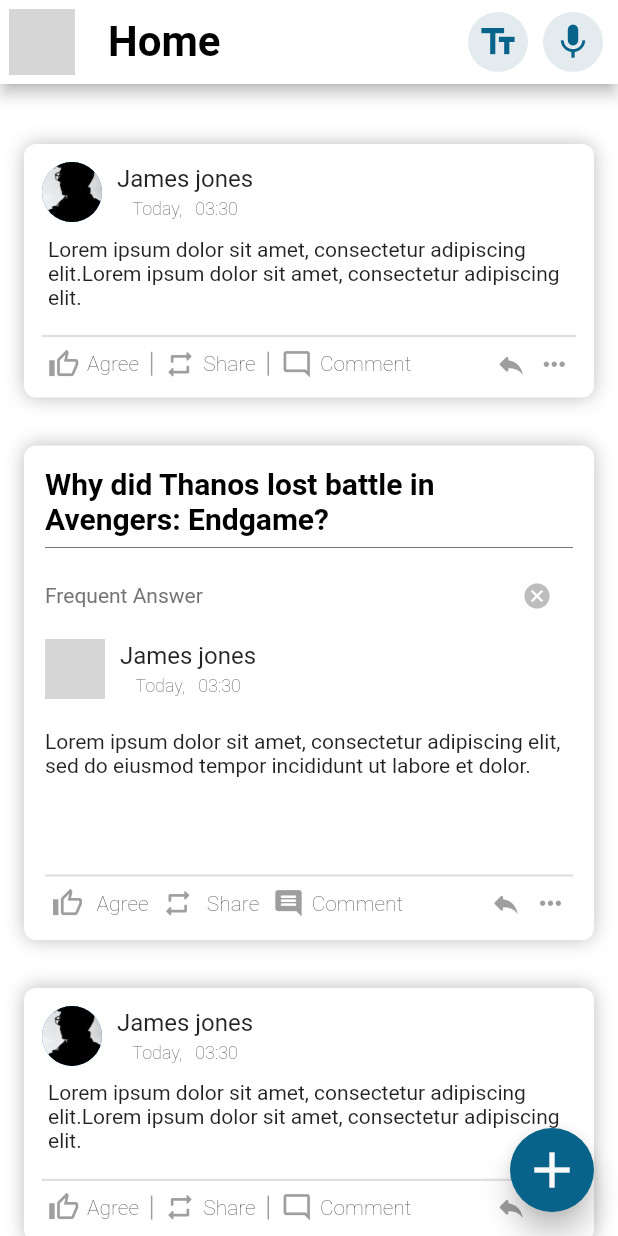
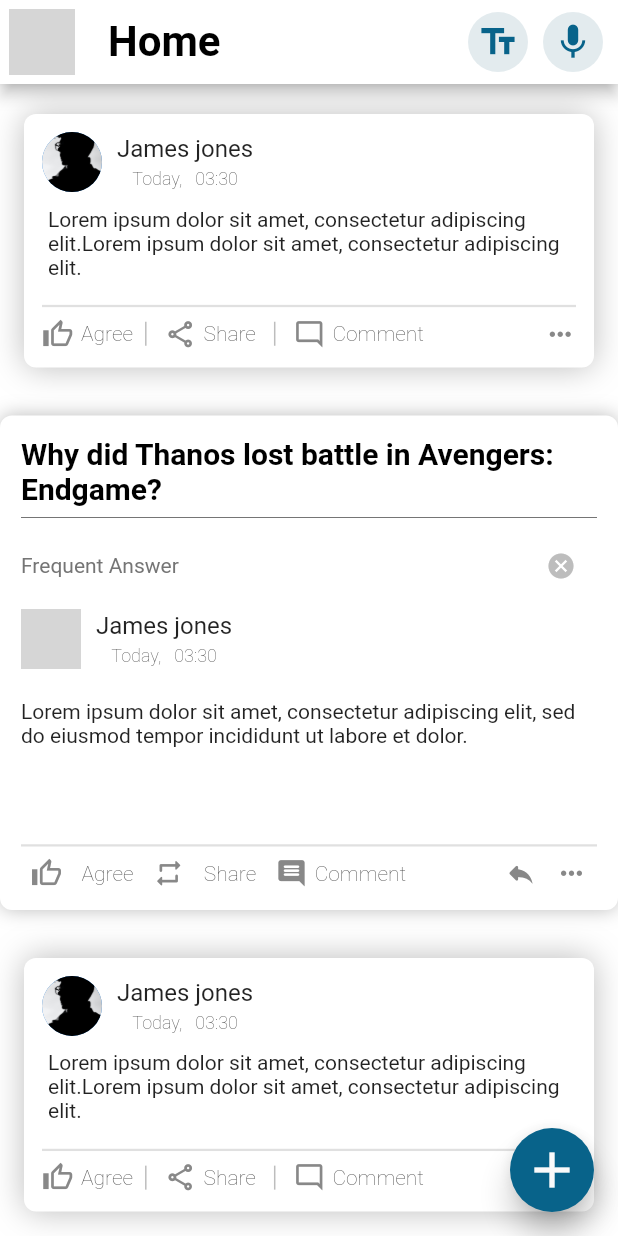
Before and after one commit to mohanedsayed/Graduation-Project101, a Flutter app: the LandingPage screen opened directly, after a tap on "Agree", on a phone screen of 412 x 824 dp. Run offline on Flutter 3.47's test engine with Material 2 defaults, Android fonts, the phone set to English and light mode, and no system bars; drawn by our look-alikes of flutter_speed_dial; our stand-ins replace avatar_glow, flutter_feather_icons, flutter_tts, image_picker, speech_to_text; network calls fail; grey boxes are pictures that could not be loaded.

Commit message:
finished profile and drawer

```diff
--- a/lib/constants/colors.dart
+++ b/lib/constants/colors.dart
@@ -3,3 +3,7 @@ import 'package:flutter/material.dart';
 const Color primaryColor = Color(0xFF08638A);
 const Color iconBackgroundColor = Color(0xFFE3EBEE);
 const Color fadedTextColor = Color(0xFF888888);
+const Color iconColor = Color(0xFF888888);
+const Color fadedTextColor2 = Color(0xFF707070);
+const Color backgroundColor = Color(0xFFF9F9F9);
+const Color shadowColor = Color(0xFF0000000F);
--- a/lib/views/landing_page.dart
+++ b/lib/views/landing_page.dart
@@ -254,7 +254,7 @@ class _LandingPageState extends State<LandingPage> {
               PostContainer(),
               PostContainer(),
             ],
-            padding: EdgeInsets.only(top: 20, left: 16, right: 16),
+            // padding: EdgeInsets.only(top: 20, left: 16, right: 16),
           ),
         );
       }),
--- a/lib/widgets/navigation_drawer.dart
+++ b/lib/widgets/navigation_drawer.dart
@@ -1,5 +1,6 @@
 import 'package:flutter/material.dart';
 import 'package:graduation_project101/constants/colors.dart';
+import 'package:graduation_project101/views/profile.dart';
 
 class NavigationDrawerWidget extends StatelessWidget {
   @override
@@ -56,12 +57,46 @@ class DrawerContainer extends StatelessWidget {
                 ),
               ),
               Container(
-                color: Color(0xFFF9F9F9),
+                color: backgroundColor,
                 child: Column(
                   children: [
-                    DrawerTile(
-                      icon: Icons.person_outline,
-                      text: 'Profile',
+                    GestureDetector(
+                      onTap: () {
+                        Navigator.pop(context);
+                        Navigator.push(
+                          context,
+                          MaterialPageRoute(
+                            builder: (context) => Profile(),
+                          ),
+                        );
+                      },
+                      child: Container(
+                        margin:
+                            EdgeInsets.symmetric(vertical: 12, horizontal: 25),
+                        decoration: BoxDecoration(
+                            boxShadow: [
+                              BoxShadow(
+                                blurRadius: 0.1,
+                                spreadRadius: 0.2,
+                                color: Colors.grey,
+                              )
+                            ],
+                            color: Colors.white,
+                            borderRadius: BorderRadius.circular(12)),
+                        padding:
+                            EdgeInsets.symmetric(horizontal: 20, vertical: 12),
+                        child: Row(
+                          children: [
+                            Icon(Icons.person_outline),
+                            SizedBox(
+                              width: 8,
+                            ),
+                            Text(
+                              'Profile',
+                            )
+                          ],
+                        ),
+                      ),
                     ),
                     Divider(
                       thickness: 1,
@@ -102,7 +137,7 @@ class DrawerContainer extends StatelessWidget {
                     ),
                     DrawerTile(
                       text: 'Settings',
-                      icon: Icons.settings,
+                      icon: Icons.settings_outlined,
                     ),
                     Container(
                       margin: EdgeInsets.only(
@@ -161,177 +196,13 @@ class DrawerContainer extends StatelessWidget {
         ),
       ],
     );
-
-    // return Container(
-    //   color: Colors.white,
-    //   child: Column(
-    //     children: [
-    //       Container(
-    //         height: MediaQuery.of(context).size.height * 0.25,
-    //         width: MediaQuery.of(context).size.width,
-    //         color: Colors.purple[900],
-    //         child: Stack(
-    //           children: [
-    //             Positioned(
-    //               top: 10.0,
-    //               left: 20.0,
-    //               child: CircleAvatar(
-    //                 backgroundImage: NetworkImage(
-    //                     'https://www.diethelmtravel.com/wp-content/uploads/2016/04/bill-gates-wealthiest-person.jpg'),
-    //                 radius: 50,
-    //               ),
-    //             ),
-    //             Positioned(
-    //               child: Text(
-    //                 'Bill Getes',
-    //                 style: TextStyle(
-    //                     fontSize: 20.0,
-    //                     fontWeight: FontWeight.w400,
-    //                     fontStyle: FontStyle.normal),
-    //               ),
-    //               top: 125,
-    //               left: 28,
-    //             ),
-    //             Positioned(
-    //               child: Text(
-    //                 '@user123456',
-    //                 style: TextStyle(
-    //                     color: Colors.black87,
-    //                     fontSize: 15.0,
-    //                     fontWeight: FontWeight.w200,
-    //                     fontStyle: FontStyle.normal),
-    //               ),
-    //               top: 145,
-    //               left: 28,
-    //             ),
-    //           ],
-    //         ),
-    //       ),
-    //       Padding(
-    //         padding: const EdgeInsets.all(8.0),
-    //         child: Row(
-    //           children: [
-    //             Icon(
-    //               Icons.person,
-    //               color: Colors.black,
-    //               size: 30,
-    //             ),
-    //             Text(
-    //               ' Profile',
-    //               style: TextStyle(color: Colors.black87),
-    //             )
-    //           ],
-    //         ),
-    //       ),
-    //       Padding(
-    //         padding: const EdgeInsets.all(8.0),
-    //         child: Row(
-    //           children: [
-    //             Icon(
-    //               Icons.video_settings,
-    //               color: Colors.black,
-    //               size: 30,
-    //             ),
-    //             Text(
-    //               ' Videos',
-    //               style: TextStyle(color: Colors.black87),
-    //             )
-    //           ],
-    //         ),
-    //       ),
-    //       Padding(
-    //         padding: const EdgeInsets.all(8.0),
-    //         child: Row(
-    //           children: [
-    //             Icon(
-    //               Icons.photo_album,
-    //               color: Colors.black,
-    //               size: 30,
-    //             ),
-    //             Text(
-    //               ' photos',
-    //               style: TextStyle(color: Colors.black87),
-    //             )
-    //           ],
-    //         ),
-    //       ),
-    //       Padding(
-    //         padding: const EdgeInsets.all(8.0),
-    //         child: Row(
-    //           children: [
-    //             Icon(
-    //               Icons.settings_applications,
-    //               color: Colors.black,
-    //               size: 30,
-    //             ),
-    //             Text(
-    //               ' Settings',
-    //               style: TextStyle(color: Colors.black87),
-    //             )
-    //           ],
-    //         ),
-    //       ),
-    //       Padding(
-    //         padding: const EdgeInsets.all(8.0),
-    //         child: Row(
-    //           children: [
-    //             Icon(
-    //               Icons.help,
-    //               color: Colors.black,
-    //               size: 30,
-    //             ),
-    //             Text(
-    //               ' Help',
-    //               style: TextStyle(color: Colors.black87),
-    //             )
-    //           ],
-    //         ),
-    //       ),
-    //       Padding(
-    //         padding: const EdgeInsets.all(8.0),
-    //         child: Row(
-    //           children: [
-    //             Icon(
-    //               Icons.info,
-    //               color: Colors.black,
-    //               size: 30,
-    //             ),
-    //             Text(
-    //               ' About',
-    //               style: TextStyle(color: Colors.black87),
-    //             )
-    //           ],
-    //         ),
-    //       ),
-    //       Divider(
-    //         color: Colors.black26,
-    //       ),
-    //       Spacer(),
-    //       Padding(
-    //         padding: const EdgeInsets.all(8.0),
-    //         child: Row(
-    //           children: [
-    //             Icon(
-    //               Icons.logout,
-    //               color: Colors.black,
-    //               size: 30,
-    //             ),
-    //             Text(
-    //               ' Signout',
-    //               style: TextStyle(color: Colors.black87),
-    //             )
-    //           ],
-    //         ),
-    //       ),
-    //     ],
-    //   ),
-    // );
   }
 }
 
 class DrawerTile extends StatelessWidget {
   final String text;
   final IconData icon;
+
   const DrawerTile({
     Key key,
     this.text,
@@ -350,6 +221,7 @@ class DrawerTile extends StatelessWidget {
         )
       ], color: Colors.white, borderRadius: BorderRadius.circular(12)),
       padding: EdgeInsets.symmetric(horizontal: 20, vertical: 12),
+      child: GestureDetector(
         child: Row(
           children: [
             Icon(icon),
@@ -361,6 +233,7 @@ class DrawerTile extends StatelessWidget {
             )
           ],
         ),
+      ),
     );
   }
 }
--- a/lib/widgets/post_container.dart
+++ b/lib/widgets/post_container.dart
@@ -20,12 +20,12 @@ class PostContainer extends StatelessWidget {
   @override
   Widget build(BuildContext context) {
     return Container(
-      margin: EdgeInsets.only(top: 20, bottom: 20),
+      margin: EdgeInsets.only(top: 20, left: 16, right: 16, bottom: 20),
       padding: EdgeInsets.all(12),
       decoration: BoxDecoration(
           color: Colors.white,
           boxShadow: [
-            BoxShadow(color: Colors.grey[400], blurRadius: 10),
+            BoxShadow(color: Colors.grey[400], blurRadius: 18),
           ],
           borderRadius: BorderRadius.circular(8)),
       child: Column(
@@ -65,6 +65,8 @@ class PostContainer extends StatelessWidget {
             children: [
               GestureDetector(
                 onTap: () => onAgreePressed,
+                child: Padding(
+                  padding: const EdgeInsets.only(right: 8.0),
                   child: Row(
                     children: [
                       PostIcon(icon: Icons.thumb_up_alt_outlined),
@@ -77,13 +79,16 @@ class PostContainer extends StatelessWidget {
                     ],
                   ),
                 ),
+              ),
               VerticalDivider1(),
               GestureDetector(
                 onTap: () => onSharePressed,
+                child: Padding(
+                  padding: const EdgeInsets.symmetric(horizontal: 12.0),
                   child: Row(
                     children: [
                       PostIcon(
-                      icon: Icons.repeat_rounded,
+                        icon: Icons.share_outlined,
                       ),
                       SizedBox(
                         width: 5,
@@ -92,6 +97,7 @@ class PostContainer extends StatelessWidget {
                         text: 'Share',
                       ),
                     ],
+                  ),
                 ),
               ),
               VerticalDivider1(),
@@ -106,6 +112,8 @@ class PostContainer extends StatelessWidget {
                     },
                   );
                 },
+                child: Padding(
+                  padding: const EdgeInsets.symmetric(horizontal: 12.0),
                   child: Row(
                     children: [
                       PostIcon(icon: Icons.mode_comment_outlined),
@@ -118,12 +126,11 @@ class PostContainer extends StatelessWidget {
                     ],
                   ),
                 ),
-              SizedBox(
-                width: 40,
               ),
-              PostIcon(
-                icon: Icons.reply_rounded,
-              ),
+              // SizedBox(
+              //   width: 40,
+              // ),
+              Spacer(),
               PostIcon(
                 onPressed: () => showModalBottomSheet(
                   backgroundColor: Colors.transparent,
--- a/lib/widgets/post_icon.dart
+++ b/lib/widgets/post_icon.dart
@@ -1,4 +1,5 @@
 import 'package:flutter/material.dart';
+import 'package:graduation_project101/constants/colors.dart';
 
 class PostIcon extends StatelessWidget {
   final IconData icon;
@@ -15,7 +16,7 @@ class PostIcon extends StatelessWidget {
       onTap: onPressed,
       child: Icon(
         icon,
-        color: Colors.grey,
+        color: iconColor,
         size: 21,
       ),
     );
--- a/lib/widgets/veritical_divider.dart
+++ b/lib/widgets/veritical_divider.dart
@@ -11,7 +11,7 @@ class VerticalDivider1 extends StatelessWidget {
       height: 16,
       width: 1,
       child: Container(
-        color: Colors.grey,
+        color: Colors.grey.shade400,
       ),
     );
   }
```
Also changed, not shown: lib/views/Notifications.dart (+23 -28 lines), lib/views/login/Login.dart (+28 -21 lines), lib/views/profile.dart (added, +251 -0 lines), lib/views/videos_page.dart (+57 -62 lines), assets/users/bill_gates.jpg (renamed from assets/images/bill_gates.jpg). Lines whose indentation alone changed are shown as unchanged.
